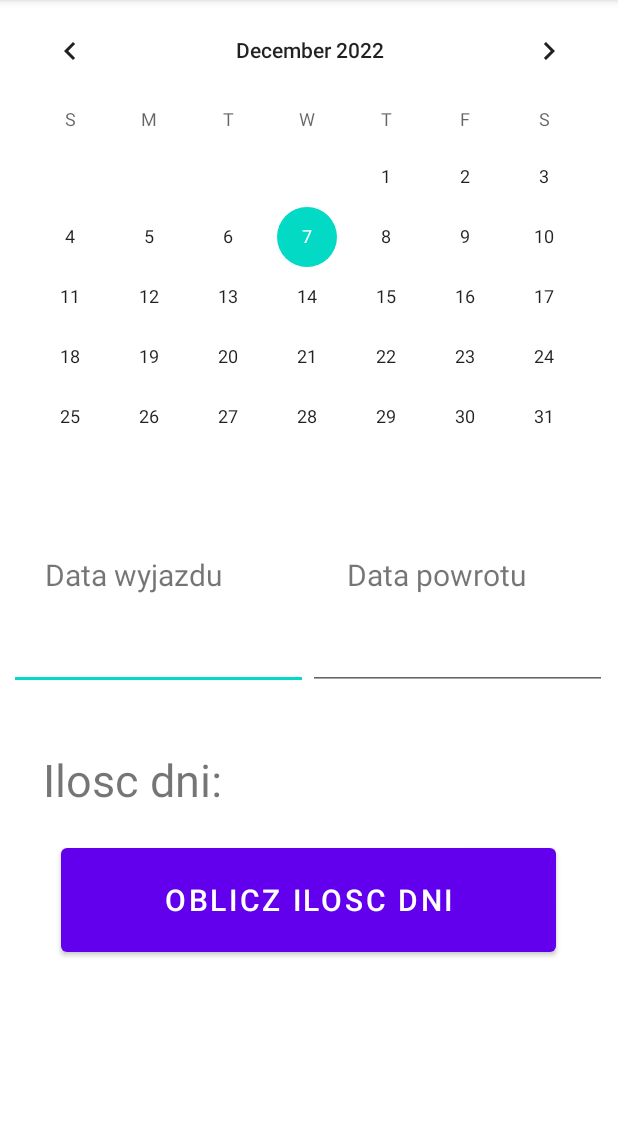
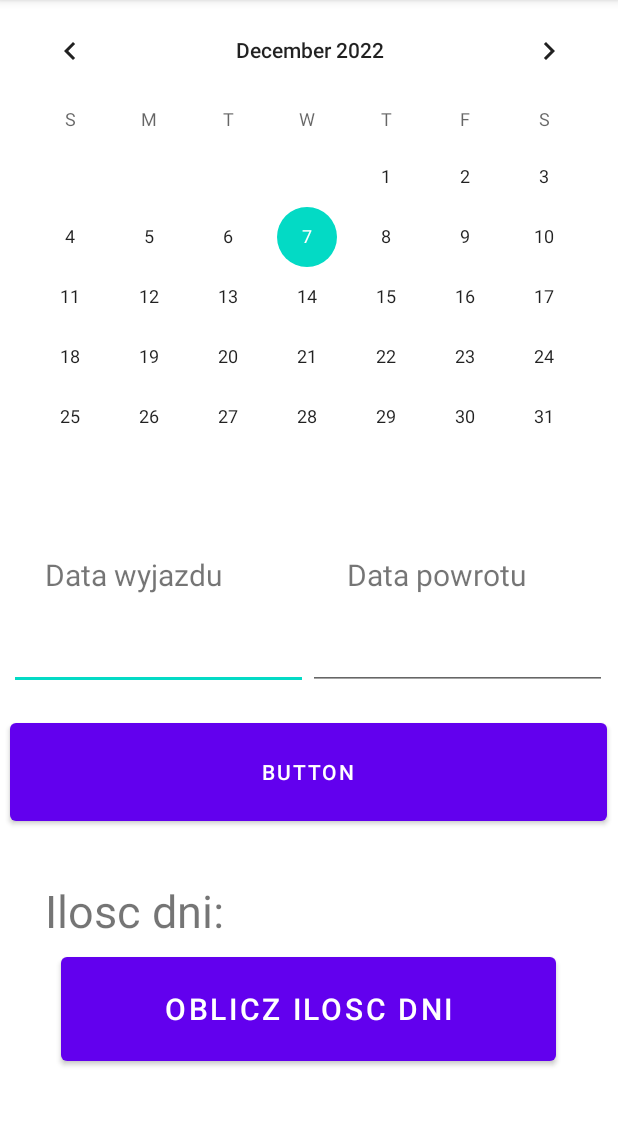
Before and after one commit to szymoonixx/aplikacja_do_wyjazdu, an Android app: the screen it shows after launch (MainActivity), on a phone screen of 412 x 824 dp, the part 84-1210 px from its top. Run offline under Robolectric (Android 15) with nearby library versions, the phone set to English and light mode, and no system bars.

Commit message:
dodanie guzika i zmiennych

```diff
--- a/app/src/main/java/com/example/zadanie1/MainActivity.kt
+++ b/app/src/main/java/com/example/zadanie1/MainActivity.kt
@@ -2,10 +2,21 @@ package com.example.zadanie1
 
 import androidx.appcompat.app.AppCompatActivity
 import android.os.Bundle
+import android.widget.*
 
 class MainActivity : AppCompatActivity() {
     override fun onCreate(savedInstanceState: Bundle?) {
         super.onCreate(savedInstanceState)
         setContentView(R.layout.activity_main)
+
+        var data_w=findViewById<TextView>(R.id.wyjazdD)
+        var data_p=findViewById<TextView>(R.id.powrotD)
+        var oblicz=findViewById<Button>(R.id.obliczanie)
+        var ilosc=findViewById<TextView>(R.id.ilosc)
+        oblicz.setOnClickListener {
+            var i=data_p.text.toString().toInt()-data_w.text.toString().toInt()
+            ilosc.text = "Ilosc dni: " + i.toString()
+        }
+
     }
 }
--- a/app/src/main/res/layout/activity_main.xml
+++ b/app/src/main/res/layout/activity_main.xml
@@ -78,9 +78,10 @@
         android:textSize="30sp"
         app:layout_constraintBottom_toBottomOf="parent"
         app:layout_constraintEnd_toEndOf="parent"
+        app:layout_constraintHorizontal_bias="0.535"
         app:layout_constraintStart_toStartOf="parent"
         app:layout_constraintTop_toTopOf="parent"
-        app:layout_constraintVertical_bias="0.687" />
+        app:layout_constraintVertical_bias="0.807" />
 
     <Button
         android:id="@+id/obliczanie"
@@ -90,9 +91,21 @@
         android:textSize="20sp"
         app:layout_constraintBottom_toBottomOf="parent"
         app:layout_constraintEnd_toEndOf="parent"
-        app:layout_constraintHorizontal_bias="0.498"
+        app:layout_constraintHorizontal_bias="0.493"
         app:layout_constraintStart_toStartOf="parent"
         app:layout_constraintTop_toTopOf="parent"
-        app:layout_constraintVertical_bias="0.815" />
+        app:layout_constraintVertical_bias="0.92" />
+
+    <Button
+        android:id="@+id/button2"
+        android:layout_width="398dp"
+        android:layout_height="77dp"
+        android:text="Button"
+        app:layout_constraintBottom_toBottomOf="parent"
+        app:layout_constraintEnd_toEndOf="parent"
+        app:layout_constraintHorizontal_bias="0.461"
+        app:layout_constraintStart_toStartOf="parent"
+        app:layout_constraintTop_toTopOf="parent"
+        app:layout_constraintVertical_bias="0.689" />
 
 </androidx.constraintlayout.widget.ConstraintLayout>
```
